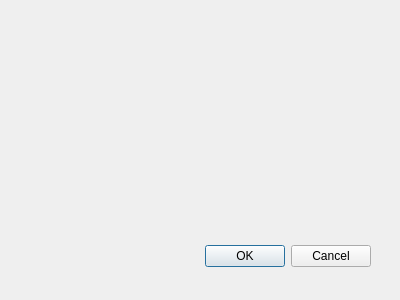
dosnut/nut, file qnut/apconf.ui: the form before one commit.
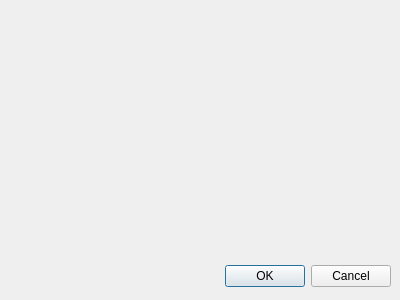
The form after the commit.

```diff
--- a/qnut/apconf.ui
+++ b/qnut/apconf.ui
@@ -15,8 +15,8 @@
   <widget class="QDialogButtonBox" name="buttonBox" >
    <property name="geometry" >
     <rect>
-     <x>30</x>
-     <y>240</y>
+     <x>50</x>
+     <y>260</y>
      <width>341</width>
      <height>32</height>
     </rect>
```
